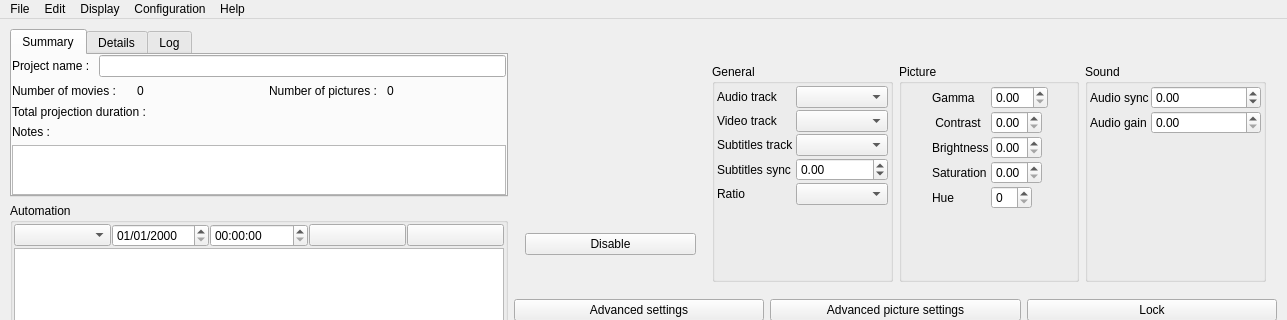
The window that src/mainwindow.ui (cinemaouvert/OPP) describes before a commit, drawn with Qt 5; both pictures show x 0 to 1287 and y 0 to 320 of the 1287 by 652 pixel window.
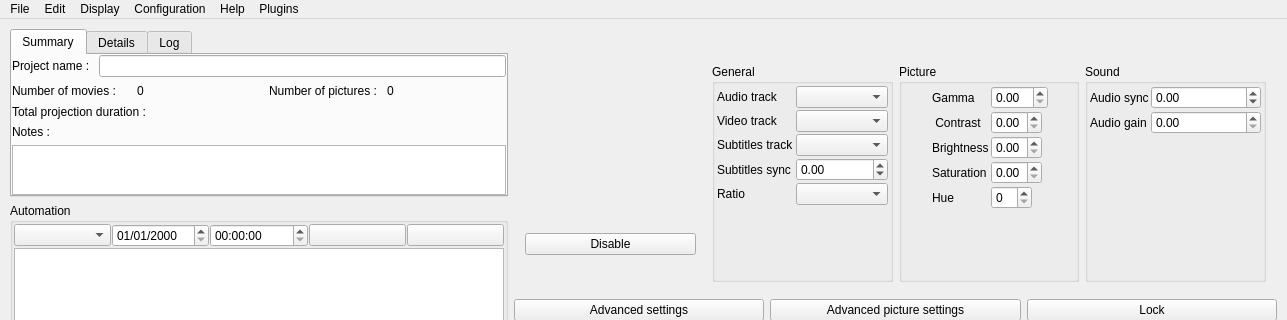
The same window after the commit. Icons and pictures are not drawn. Custom widgets are drawn as their Qt base class.

Commit message: Added plugin OCPM interface Added plugin loader

What changed in the file:
```diff
--- a/src/mainwindow.ui
+++ b/src/mainwindow.ui
@@ -1303,11 +1303,17 @@
     <addaction name="updateAction"/>
     <addaction name="aboutAction"/>
    </widget>
+   <widget class="QMenu" name="menuPlugins">
+    <property name="title">
+     <string>Plugins</string>
+    </property>
+   </widget>
    <addaction name="menuFile"/>
    <addaction name="menuEdit"/>
    <addaction name="menuDisplay"/>
    <addaction name="menuConfiguration"/>
    <addaction name="menuHelp"/>
+   <addaction name="menuPlugins"/>
   </widget>
   <widget class="QStatusBar" name="statusBar"/>
   <action name="newListingAction">
```
The commit also changes 5 other files.
